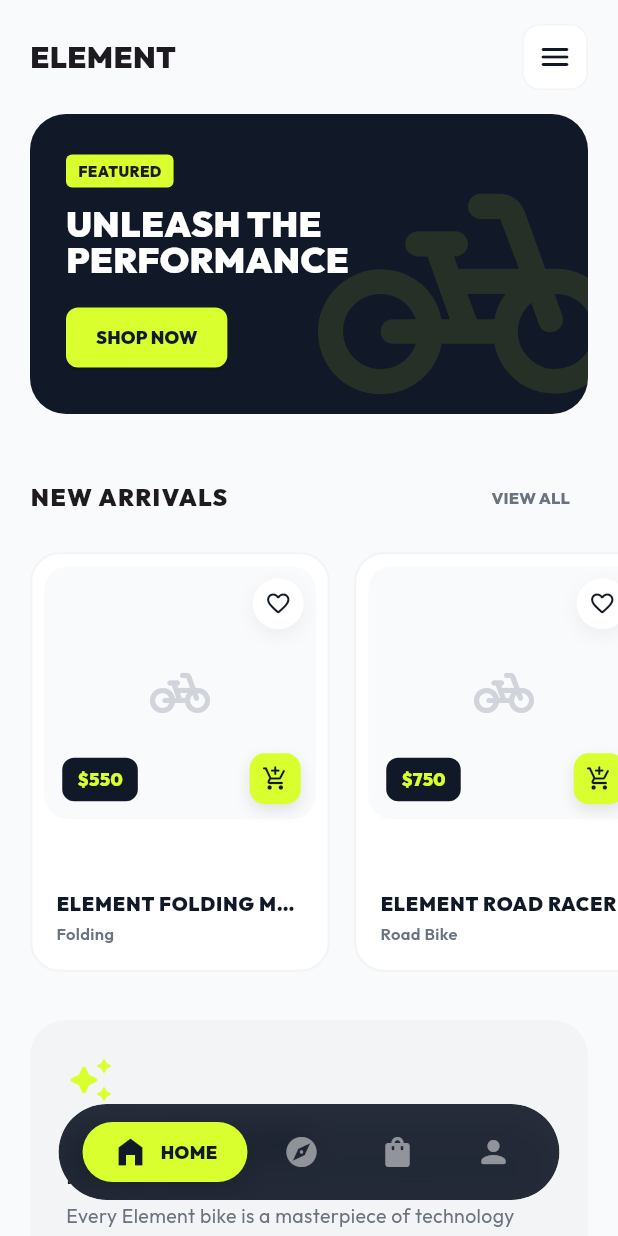
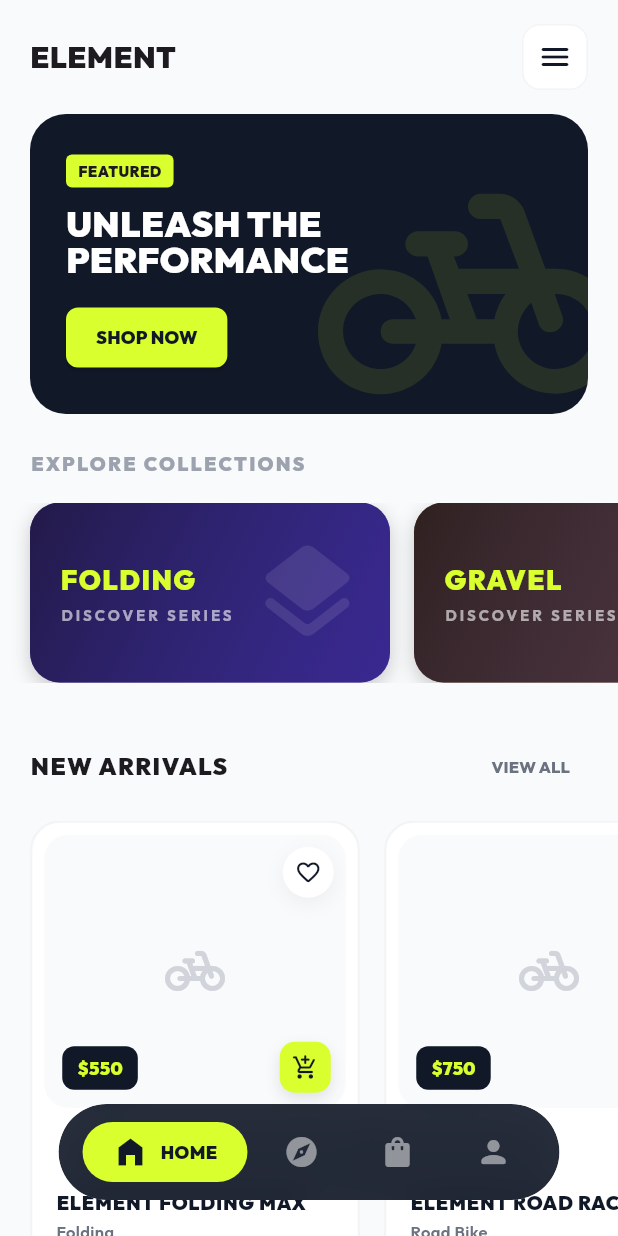
Before and after one commit to imismaindra/flutter_uts, a Flutter app: the screen it shows after launch, on a phone screen of 412 x 824 dp. Run offline on Flutter 3.47's test engine with Material 3 defaults, Android fonts, the phone set to English and light mode, and no system bars; our stand-ins replace google_fonts, sqflite; accounts and stored records are empty; network calls fail.

Commit message:
feat: implement home and shop screens with navigation and provider integration

```diff
--- a/lib/screens/home_screen.dart
+++ b/lib/screens/home_screen.dart
@@ -69,6 +69,8 @@ class _HomeScreenState extends State<HomeScreen> {
         children: [
           _buildTopBar(context),
           _buildHeroBanner(provider),
+          const SizedBox(height: 24),
+          _buildCategoryQuickAccess(provider),
           const SizedBox(height: 32),
           Padding(
             padding: const EdgeInsets.symmetric(horizontal: 20),
@@ -85,13 +87,14 @@ class _HomeScreenState extends State<HomeScreen> {
           ),
           const SizedBox(height: 12),
           SizedBox(
-            height: 280,
+            height: 300,
             child: ListView.builder(
               scrollDirection: Axis.horizontal,
+              physics: const BouncingScrollPhysics(),
               padding: const EdgeInsets.symmetric(horizontal: 20),
               itemCount: featuredProducts.length,
               itemBuilder: (ctx, i) => Container(
-                width: 200,
+                width: 220,
                 margin: const EdgeInsets.only(right: 16),
                 child: ProductCard(product: featuredProducts[i], index: i),
               ),
@@ -101,6 +104,118 @@ class _HomeScreenState extends State<HomeScreen> {
           _buildBrandStory(),
         ],
       ),
+    );
+  }
+
+  Widget _buildCategoryQuickAccess(ProductProvider provider) {
+    final categories = provider.categories.where((c) => c != 'All').toList();
+    final categoryColors = {
+      'Road Bike': const Color(0xFF1E3A8A),
+      'MTB': const Color(0xFF064E3B),
+      'Folding': const Color(0xFF4C1D95),
+      'Gravel': const Color(0xFF78350F),
+    };
+
+    return Column(
+      crossAxisAlignment: CrossAxisAlignment.start,
+      children: [
+        Padding(
+          padding: const EdgeInsets.symmetric(horizontal: 20),
+          child: Text('EXPLORE COLLECTIONS',
+            style: GoogleFonts.outfit(fontWeight: FontWeight.w900, fontSize: 13, letterSpacing: 1.5, color: const Color(0xFF9CA3AF))),
+        ),
+        const SizedBox(height: 16),
+        SizedBox(
+          height: 120,
+          child: ListView.builder(
+            scrollDirection: Axis.horizontal,
+            physics: const BouncingScrollPhysics(),
+            padding: const EdgeInsets.symmetric(horizontal: 20),
+            itemCount: categories.length,
+            itemBuilder: (ctx, i) {
+              final cat = categories[i];
+              final baseColor = categoryColors[cat] ?? const Color(0xFF111827);
+
+              return GestureDetector(
+                onTap: () {
+                  provider.setSelectedCategory(cat);
+                  setState(() => _activeIndex = 1);
+                },
+                child: Container(
+                  width: 240,
+                  margin: const EdgeInsets.only(right: 16),
+                  decoration: BoxDecoration(
+                    color: baseColor,
+                    borderRadius: BorderRadius.circular(20),
+                    boxShadow: [
+                      BoxShadow(
+                        color: Colors.black.withOpacity(0.2),
+                        blurRadius: 10,
+                        offset: const Offset(0, 4),
+                      ),
+                    ],
+                  ),
+                  child: Stack(
+                    children: [
+                      // Dark Blueprint Overlay
+                      Container(
+                        decoration: BoxDecoration(
+                          borderRadius: BorderRadius.circular(20),
+                          gradient: LinearGradient(
+                            begin: Alignment.topLeft,
+                            end: Alignment.bottomRight,
+                            colors: [
+                              const Color(0xFF111827).withOpacity(0.7),
+                              const Color(0xFF1E3A8A).withOpacity(0.4),
+                            ],
+                          ),
+                        ),
+                      ),
+                      // Content
+                      Padding(
+                        padding: const EdgeInsets.all(20),
+                        child: Column(
+                          crossAxisAlignment: CrossAxisAlignment.start,
+                          mainAxisAlignment: MainAxisAlignment.center,
+                          children: [
+                            Text(cat.toUpperCase(),
+                              style: GoogleFonts.outfit(
+                                color: const Color(0xFFD9FF2E),
+                                fontWeight: FontWeight.w900,
+                                fontSize: 18,
+                                letterSpacing: 1,
+                              ),
+                            ),
+                            const SizedBox(height: 4),
+                            Text('DISCOVER SERIES',
+                              style: GoogleFonts.outfit(
+                                color: Colors.white.withOpacity(0.6),
+                                fontWeight: FontWeight.w700,
+                                fontSize: 10,
+                                letterSpacing: 2,
+                              ),
+                            ),
+                          ],
+                        ),
+                      ),
+                      Positioned(
+                        right: 15,
+                        bottom: 0,
+                        top: 0,
+                        child: Icon(
+                          _categoryIcons[cat] ?? Icons.pedal_bike_rounded,
+                          color: Colors.white.withOpacity(0.1),
+                          size: 80,
+                        ),
+                      ),
+                    ],
+                  ),
+                ),
+              );
+            },
+          ),
+        ),
+      ],
     );
   }
 
```
